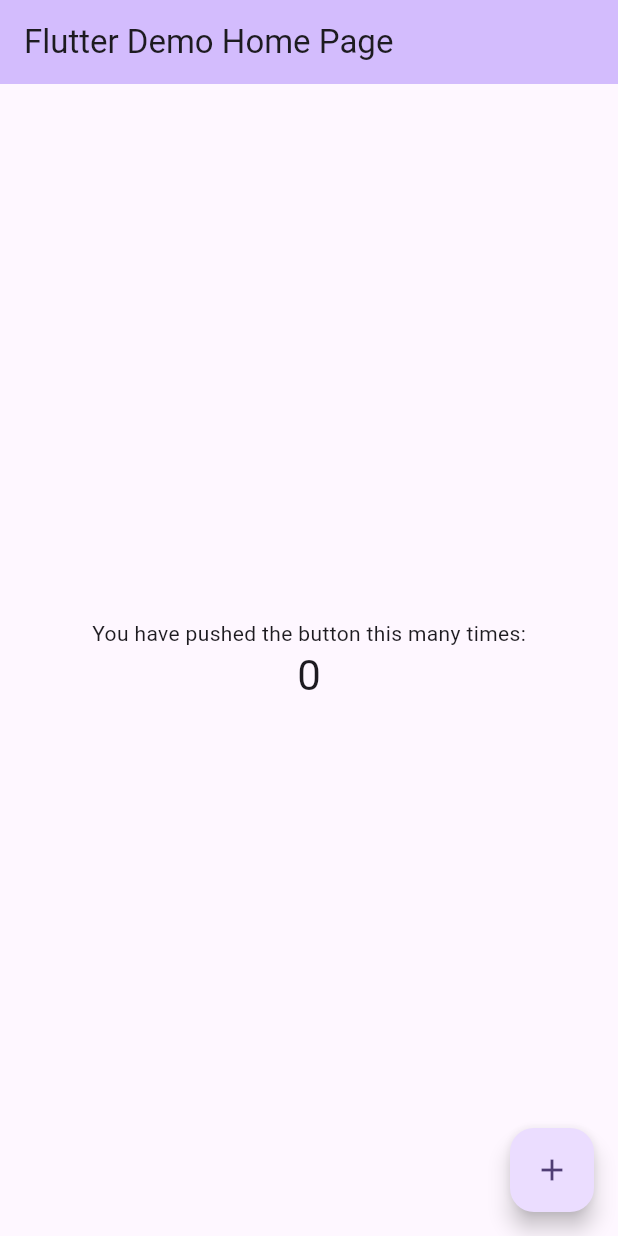
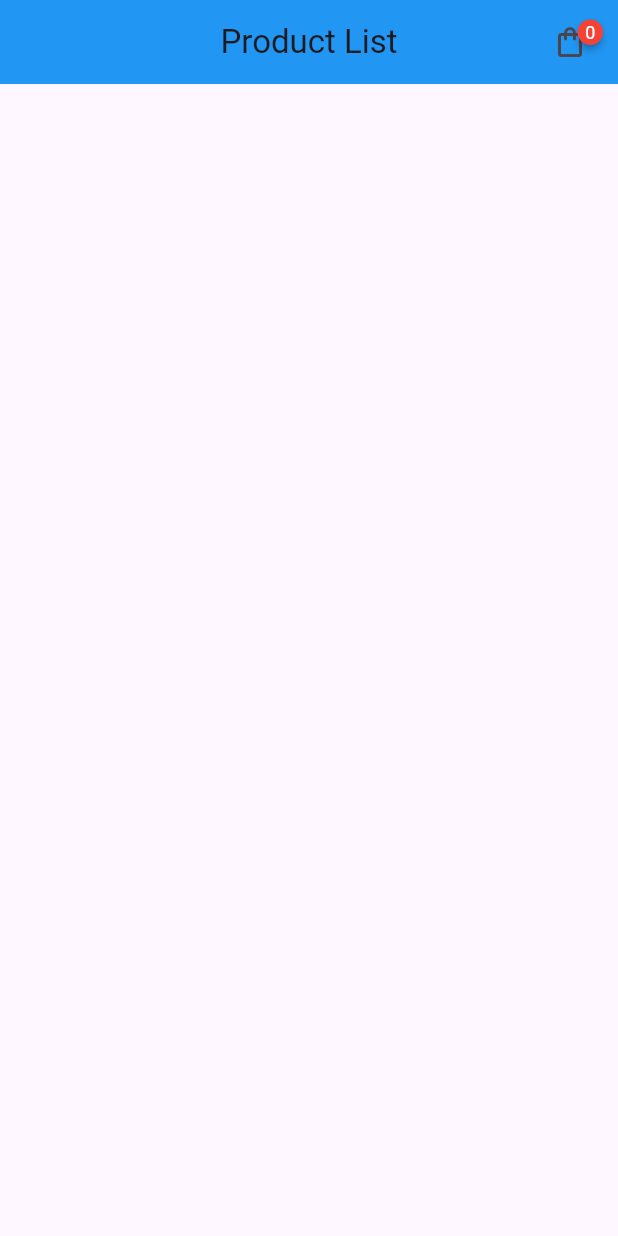
Before and after one commit to waqar-ahmeddev/Shopping-card-flutter, a Flutter app: the screen it shows after launch, on a phone screen of 412 x 824 dp. Run offline on Flutter 3.47's test engine with Material 3 defaults, Android fonts, the phone set to English and light mode, and no system bars; drawn by our look-alikes of badges.

Commit message:
Add shopping cart badge using badges package

```diff
--- a/lib/main.dart
+++ b/lib/main.dart
@@ -1,4 +1,5 @@
 import 'package:flutter/material.dart';
+import 'package:shoppingcard/product_list.dart';
 
 void main() {
   runApp(const MyApp());
@@ -6,117 +7,15 @@ void main() {
 
 class MyApp extends StatelessWidget {
   const MyApp({super.key});
-
-  // This widget is the root of your application.
   @override
   Widget build(BuildContext context) {
     return MaterialApp(
       title: 'Flutter Demo',
+      debugShowCheckedModeBanner: false,
       theme: ThemeData(
-        // This is the theme of your application.
-        //
-        // TRY THIS: Try running your application with "flutter run". You'll see
-        // the application has a purple toolbar. Then, without quitting the app,
-        // try changing the seedColor in the colorScheme below to Colors.green
-        // and then invoke "hot reload" (save your changes or press the "hot
-        // reload" button in a Flutter-supported IDE, or press "r" if you used
-        // the command line to start the app).
-        //
-        // Notice that the counter didn't reset back to zero; the application
-        // state is not lost during the reload. To reset the state, use hot
-        // restart instead.
-        //
-        // This works for code too, not just values: Most code changes can be
-        // tested with just a hot reload.
         colorScheme: ColorScheme.fromSeed(seedColor: Colors.deepPurple),
       ),
-      home: const MyHomePage(title: 'Flutter Demo Home Page'),
+      home: ProductList(),
     );
   }
 }
-
-class MyHomePage extends StatefulWidget {
-  const MyHomePage({super.key, required this.title});
-
-  // This widget is the home page of your application. It is stateful, meaning
-  // that it has a State object (defined below) that contains fields that affect
-  // how it looks.
-
-  // This class is the configuration for the state. It holds the values (in this
-  // case the title) provided by the parent (in this case the App widget) and
-  // used by the build method of the State. Fields in a Widget subclass are
-  // always marked "final".
-
-  final String title;
-
-  @override
-  State<MyHomePage> createState() => _MyHomePageState();
-}
-
-class _MyHomePageState extends State<MyHomePage> {
-  int _counter = 0;
-
-  void _incrementCounter() {
-    setState(() {
-      // This call to setState tells the Flutter framework that something has
-      // changed in this State, which causes it to rerun the build method below
-      // so that the display can reflect the updated values. If we changed
-      // _counter without calling setState(), then the build method would not be
-      // called again, and so nothing would appear to happen.
-      _counter++;
-    });
-  }
-
-  @override
-  Widget build(BuildContext context) {
-    // This method is rerun every time setState is called, for instance as done
-    // by the _incrementCounter method above.
-    //
-    // The Flutter framework has been optimized to make rerunning build methods
-    // fast, so that you can just rebuild anything that needs updating rather
-    // than having to individually change instances of widgets.
-    return Scaffold(
-      appBar: AppBar(
-        // TRY THIS: Try changing the color here to a specific color (to
-        // Colors.amber, perhaps?) and trigger a hot reload to see the AppBar
-        // change color while the other colors stay the same.
-        backgroundColor: Theme.of(context).colorScheme.inversePrimary,
-        // Here we take the value from the MyHomePage object that was created by
-        // the App.build method, and use it to set our appbar title.
-        title: Text(widget.title),
-      ),
-      body: Center(
-        // Center is a layout widget. It takes a single child and positions it
-        // in the middle of the parent.
-        child: Column(
-          // Column is also a layout widget. It takes a list of children and
-          // arranges them vertically. By default, it sizes itself to fit its
-          // children horizontally, and tries to be as tall as its parent.
-          //
-          // Column has various properties to control how it sizes itself and
-          // how it positions its children. Here we use mainAxisAlignment to
-          // center the children vertically; the main axis here is the vertical
-          // axis because Columns are vertical (the cross axis would be
-          // horizontal).
-          //
-          // TRY THIS: Invoke "debug painting" (choose the "Toggle Debug Paint"
-          // action in the IDE, or press "p" in the console), to see the
-          // wireframe for each widget.
-          mainAxisAlignment: MainAxisAlignment.center,
-          children: <Widget>[
-            const Text('You have pushed the button this many times:'),
-            Text(
-              '$_counter',
-              style: Theme.of(context).textTheme.headlineMedium,
-            ),
-          ],
-        ),
-      ),
-      floatingActionButton: FloatingActionButton(
-        onPressed: _incrementCounter,
-        tooltip: 'Increment',
-        child: const Icon(Icons.add),
-      ), // This trailing comma makes auto-formatting nicer for build methods.
-    );
-  }
-}
--- /dev/null
+++ b/lib/product_list.dart
@@ -0,0 +1,30 @@
+import 'package:flutter/material.dart';
+import 'package:badges/badges.dart' as badges;
+
+
+class ProductList extends StatefulWidget {
+  const ProductList({super.key});
+
+  @override
+  State<ProductList> createState() => _ProductListState();
+}
+
+class _ProductListState extends State<ProductList> {
+  @override
+  Widget build(BuildContext context) {
+    return Scaffold(
+      appBar: AppBar(
+        backgroundColor: Colors.blue,
+        title:  Text("Product List"),
+        centerTitle: true,
+          actions: [
+        badges.Badge(
+         badgeContent: const Text('0', style: TextStyle(color: Colors.white, fontSize: 12), ),
+        child: const Icon(Icons.shopping_bag_outlined),
+            ),
+             const SizedBox(width: 20),
+         ],
+        ),
+      );
+  }
+}
--- a/pubspec.yaml
+++ b/pubspec.yaml
@@ -34,6 +34,11 @@ dependencies:
   # The following adds the Cupertino Icons font to your application.
   # Use with the CupertinoIcons class for iOS style icons.
   cupertino_icons: ^1.0.8
+  shared_preferences: ^2.5.4
+  path_provider: ^2.1.5
+  sqflite: ^2.4.2
+  badges: ^3.1.2
+  provider: ^6.1.5+1
 
 dev_dependencies:
   flutter_test:
```
Also changed, not shown: pubspec.lock, 1 other file.
